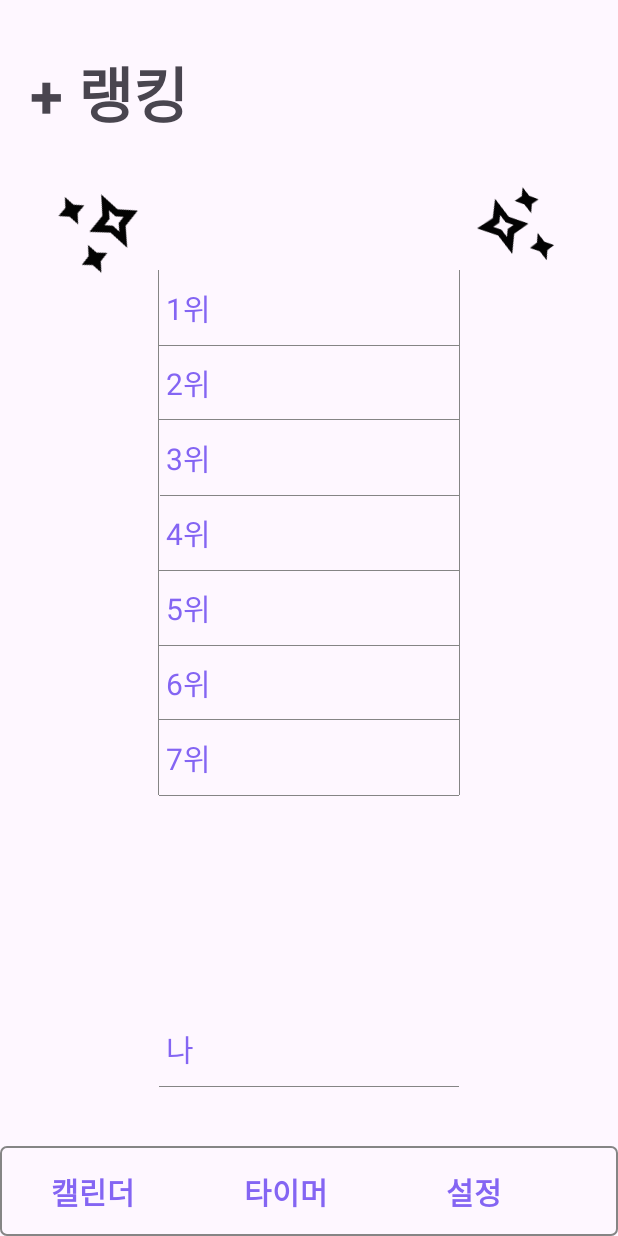
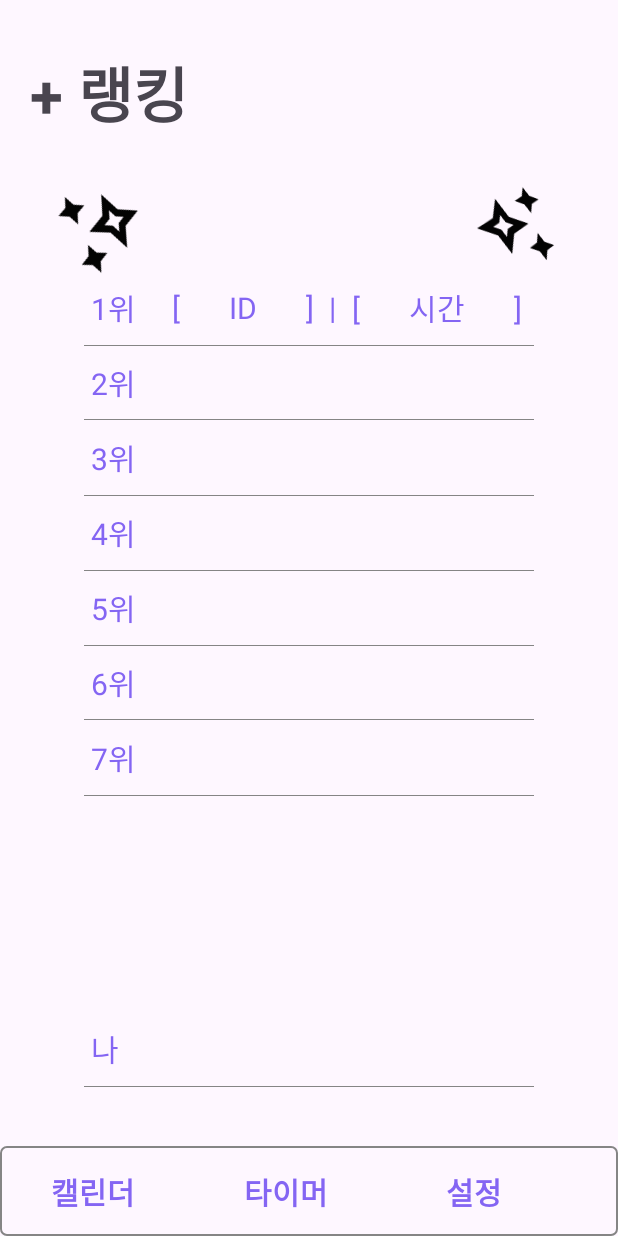
Before and after one commit to FirePotatoes/first_step_frontend, an Android app: the ranking screen opened directly, with no data from a screen before it, on a phone screen of 412 x 824 dp. Run offline under Robolectric (Android 15) with nearby library versions, the phone set to English and light mode, and no system bars.

Commit message:
design(raking, setting(aboutapp), timer): layout

```diff
--- a/app/src/main/java/com/example/firststep/calendar.kt
+++ b/app/src/main/java/com/example/firststep/calendar.kt
@@ -26,7 +26,6 @@ class calendar : AppCompatActivity() {
     lateinit var saveBtn: Button
     lateinit var diaryTextView: TextView
     lateinit var diaryContent: TextView
-    lateinit var title: TextView
     lateinit var contextEditText: EditText
 
 
@@ -42,10 +41,8 @@ class calendar : AppCompatActivity() {
         btn_delete = findViewById(R.id.btn_delete)
         btn_update = findViewById(R.id.btn_update)
         diaryContent = findViewById(R.id.diaryContent)
-        title = findViewById(R.id.title)
         contextEditText = findViewById(R.id.contextEditText)
 
-        title.text = "캘린더"
 
         CalendarView.setOnDateChangeListener { view, year, month, dayOfMonth ->
             diaryTextView.visibility = View.VISIBLE
--- a/app/src/main/res/layout/activity_account.xml
+++ b/app/src/main/res/layout/activity_account.xml
@@ -33,7 +33,7 @@
         android:id="@+id/settingTitleView2"
         android:layout_width="wrap_content"
         android:layout_height="0dp"
-        android:text="앱정보"
+        android:text="계정관리"
         android:textSize="30sp"
         android:textStyle="bold"
         app:layout_constraintBottom_toBottomOf="@+id/settingIcon2"
--- a/app/src/main/res/layout/activity_ranking.xml
+++ b/app/src/main/res/layout/activity_ranking.xml
@@ -6,65 +6,38 @@
     android:layout_height="match_parent"
     tools:context=".ranking">
 
-    <View
-        android:id="@+id/dividerLeft"
-        android:layout_width="0.1dp"
-        android:layout_height="350dp"
-        android:layout_gravity="center"
-        android:layout_marginTop="180dp"
-        android:layout_weight="1"
-        android:background="@color/grey"
-        app:layout_constraintEnd_toStartOf="@+id/tv_grade5"
-        app:layout_constraintTop_toTopOf="parent"
-        tools:ignore="MissingConstraints" />
-
-    <View
-        android:id="@+id/dividerRight"
-        android:layout_width="0.1dp"
-        android:layout_height="350dp"
-        android:layout_gravity="center"
-        android:layout_marginTop="180dp"
-        android:layout_weight="1"
-        android:background="@color/grey"
-        app:layout_constraintStart_toEndOf="@+id/divider4"
-        app:layout_constraintTop_toTopOf="parent"
-        tools:ignore="MissingConstraints" />
 
     <TextView
         android:id="@+id/tv_grade5"
-        android:layout_width="200dp"
+        android:layout_width="wrap_content"
         android:layout_height="50dp"
         android:backgroundTint="@color/toomyeong"
+        android:gravity="center_vertical"
         android:text=" 5위"
         android:textAlignment="textStart"
         android:textColor="@color/purple"
         android:textSize="20dp"
-        android:gravity="center_vertical"
-        app:layout_constraintEnd_toEndOf="@+id/tv_grade1"
-        app:layout_constraintHorizontal_bias="1.0"
         app:layout_constraintStart_toStartOf="@+id/tv_grade1"
         app:layout_constraintTop_toBottomOf="@+id/tv_grade4"
         tools:ignore="RtlCompat" />
 
     <TextView
         android:id="@+id/tv_grade6"
-        android:layout_width="200dp"
+        android:layout_width="wrap_content"
         android:layout_height="50dp"
         android:backgroundTint="@color/toomyeong"
+        android:gravity="center_vertical"
         android:text=" 6위"
         android:textAlignment="textStart"
         android:textColor="@color/purple"
         android:textSize="20dp"
-        android:gravity="center_vertical"
-        app:layout_constraintEnd_toEndOf="@+id/tv_grade1"
-        app:layout_constraintHorizontal_bias="1.0"
         app:layout_constraintStart_toStartOf="@+id/tv_grade1"
         app:layout_constraintTop_toBottomOf="@+id/tv_grade5"
         tools:ignore="RtlCompat" />
 
     <TextView
         android:id="@+id/tv_grade7"
-        android:layout_width="200dp"
+        android:layout_width="wrap_content"
         android:layout_height="50dp"
         android:backgroundTint="@color/toomyeong"
         android:text=" 7위"
@@ -79,12 +52,12 @@
 
     <TextView
         android:id="@+id/tv_grade8"
-        android:layout_width="200dp"
+        android:layout_width="wrap_content"
         android:layout_height="50dp"
         android:layout_marginBottom="40dp"
         android:backgroundTint="@color/toomyeong"
         android:gravity="center_vertical"
-        android:text=" 나"
+        android:text=" 나 "
         android:textAlignment="textStart"
         android:textColor="@color/purple"
         android:textSize="20dp"
@@ -134,7 +107,7 @@
 
     <View
         android:id="@+id/divider2"
-        android:layout_width="200dp"
+        android:layout_width="300dp"
         android:layout_height="0.1dp"
         android:layout_gravity="center"
         android:layout_weight="1"
@@ -146,7 +119,7 @@
         tools:ignore="MissingConstraints" />
     <View
         android:id="@+id/divider6"
-        android:layout_width="200dp"
+        android:layout_width="300dp"
         android:layout_height="0.1dp"
         android:layout_gravity="center"
         android:layout_weight="1"
@@ -159,23 +132,22 @@
 
     <TextView
         android:id="@+id/tv_grade1"
-        android:layout_width="200dp"
+        android:layout_width="wrap_content"
         android:layout_height="50dp"
         android:layout_marginTop="180dp"
         android:backgroundTint="@color/toomyeong"
+        android:gravity="center_vertical"
         android:text=" 1위"
-        android:gravity="center_vertical"
         android:textAlignment="textStart"
         android:textColor="@color/purple"
         android:textSize="20dp"
-        app:layout_constraintEnd_toEndOf="parent"
-        app:layout_constraintStart_toStartOf="parent"
+        app:layout_constraintStart_toStartOf="@+id/divider1"
         app:layout_constraintTop_toTopOf="parent"
         tools:ignore="RtlCompat" />
 
     <View
         android:id="@+id/divider1"
-        android:layout_width="200dp"
+        android:layout_width="300dp"
         android:layout_height="0.1dp"
         android:layout_gravity="center"
         android:layout_weight="1"
@@ -187,24 +159,24 @@
 
     <TextView
         android:id="@+id/tv_grade2"
-        android:layout_width="200dp"
+        android:layout_width="wrap_content"
         android:layout_height="50dp"
         android:backgroundTint="@color/toomyeong"
+        android:gravity="center_vertical"
         android:text=" 2위"
         android:textAlignment="textStart"
-        android:gravity="center_vertical"
         android:textColor="@color/purple"
         android:textSize="20dp"
-        app:layout_constraintEnd_toEndOf="@+id/tv_grade1"
         app:layout_constraintStart_toStartOf="@+id/tv_grade1"
-        app:layout_constraintTop_toBottomOf="@+id/tv_grade1" />
+        app:layout_constraintTop_toBottomOf="@+id/tv_grade1"
+        tools:ignore="RtlCompat" />
 
 
 
 
     <View
         android:id="@+id/divider3"
-        android:layout_width="200dp"
+        android:layout_width="300dp"
         android:layout_height="0.1dp"
         android:layout_gravity="center"
         android:layout_weight="1"
@@ -217,7 +189,7 @@
 
     <TextView
         android:id="@+id/tv_grade3"
-        android:layout_width="200dp"
+        android:layout_width="wrap_content"
         android:layout_height="50dp"
         android:backgroundTint="@color/toomyeong"
         android:text=" 3위"
@@ -228,65 +200,62 @@
         app:layout_constraintEnd_toEndOf="@+id/tv_grade1"
         app:layout_constraintHorizontal_bias="0.0"
         app:layout_constraintStart_toStartOf="@+id/tv_grade1"
-        app:layout_constraintTop_toBottomOf="@+id/tv_grade2" />
+        app:layout_constraintTop_toBottomOf="@+id/tv_grade2"
+        tools:ignore="RtlCompat" />
 
     <TextView
         android:id="@+id/tv_grade4"
-        android:layout_width="200dp"
+        android:layout_width="wrap_content"
         android:layout_height="50dp"
         android:backgroundTint="@color/toomyeong"
+        android:gravity="center_vertical"
         android:text=" 4위"
         android:textAlignment="textStart"
         android:textColor="@color/purple"
         android:textSize="20dp"
-        android:gravity="center_vertical"
-        app:layout_constraintEnd_toEndOf="@+id/tv_grade1"
         app:layout_constraintStart_toStartOf="@+id/tv_grade1"
-        app:layout_constraintTop_toBottomOf="@+id/tv_grade3" />
+        app:layout_constraintTop_toBottomOf="@+id/tv_grade3"
+        tools:ignore="RtlCompat" />
 
     <View
         android:id="@+id/divider5"
-        android:layout_width="200dp"
+        android:layout_width="300dp"
         android:layout_height="0.1dp"
         android:layout_gravity="center"
         android:layout_weight="1"
         android:background="@color/grey"
-        app:layout_constraintEnd_toEndOf="@+id/tv_grade5"
         app:layout_constraintStart_toStartOf="@+id/tv_grade5"
         app:layout_constraintTop_toBottomOf="@+id/tv_grade5"
         tools:ignore="MissingConstraints" />
 
     <View
         android:id="@+id/divider4"
-        android:layout_width="200dp"
+        android:layout_width="300dp"
         android:layout_height="0.1dp"
         android:layout_gravity="center"
         android:layout_weight="1"
         android:background="@color/grey"
-        app:layout_constraintEnd_toEndOf="@+id/tv_grade4"
         app:layout_constraintStart_toStartOf="@+id/tv_grade4"
-        app:layout_constraintTop_toBottomOf="@+id/tv_grade4"/>
+        app:layout_constraintTop_toBottomOf="@+id/tv_grade4" />
 
     <View
         android:id="@+id/divider7"
-        android:layout_width="200dp"
+        android:layout_width="300dp"
         android:layout_height="0.1dp"
         android:layout_gravity="center"
         android:layout_weight="1"
         android:background="@color/grey"
-        app:layout_constraintEnd_toEndOf="@+id/tv_grade7"
         app:layout_constraintStart_toStartOf="@+id/tv_grade7"
         app:layout_constraintTop_toBottomOf="@+id/tv_grade7"
         tools:ignore="MissingConstraints" />
 
     <View
         android:id="@+id/divider8"
-        android:layout_width="200dp"
+        android:layout_width="300dp"
         android:layout_height="0.1dp"
         android:layout_gravity="center"
         android:layout_weight="1"
         android:background="@color/grey"
-        app:layout_constraintEnd_toEndOf="@+id/tv_grade7"
         app:layout_constraintStart_toStartOf="@+id/tv_grade7"
         app:layout_constraintTop_toBottomOf="@+id/tv_grade8"
         tools:ignore="MissingConstraints" />
@@ -347,4 +316,48 @@
         app:layout_constraintStart_toEndOf="@+id/btn_timer"
         app:layout_constraintTop_toTopOf="@+id/bottomBar" />
 
+    <TextView
+        android:id="@+id/textView7"
+        android:layout_width="wrap_content"
+        android:layout_height="50dp"
+        android:layout_marginStart="24dp"
+        android:gravity="center_vertical"
+        android:text="[       ID       ]"
+        android:textAlignment="textStart"
+        android:textColor="@color/purple"
+        android:textSize="20dp"
+        app:layout_constraintBottom_toBottomOf="@+id/tv_grade1"
+        app:layout_constraintStart_toEndOf="@+id/tv_grade1"
+        app:layout_constraintTop_toTopOf="@+id/tv_grade1"
+        app:layout_constraintVertical_bias="0.0"
+        tools:ignore="RtlCompat" />
+
+    <TextView
+        android:id="@+id/textView13"
+        android:layout_width="wrap_content"
+        android:layout_height="50dp"
+        android:layout_marginStart="25dp"
+        android:gravity="center_vertical"
+        android:text="[       시간       ]"
+        android:textAlignment="textStart"
+        android:textColor="@color/purple"
+        android:textSize="20dp"
+        app:layout_constraintStart_toEndOf="@+id/textView7"
+        app:layout_constraintTop_toTopOf="@+id/textView14"
+        tools:ignore="RtlCompat" />
+
+    <TextView
+        android:id="@+id/textView14"
+        android:layout_width="wrap_content"
+        android:layout_height="50dp"
+        android:layout_marginStart="10dp"
+        android:gravity="center_vertical"
+        android:text="|"
+        android:textAlignment="textStart"
+        android:textColor="@color/purple"
+        android:textSize="20dp"
+        app:layout_constraintStart_toEndOf="@+id/textView7"
+        app:layout_constraintTop_toTopOf="@+id/textView7"
+        tools:ignore="RtlCompat" />
+
 </androidx.constraintlayout.widget.ConstraintLayout>
--- a/app/src/main/res/values/colors.xml
+++ b/app/src/main/res/values/colors.xml
@@ -12,7 +12,7 @@
     <color name="btn_calendar">#E91E63</color>
     <color name="button">#FF0000</color>
     <color name= "text">#FF0000</color>
-    <color name= "red">#FFD700</color>
+    <color name= "red">#FF0000</color>
     <color name= "grey">#858585</color>
     <color name= "blue">#0000FF</color>
     <color name= "purple">#8465F3</color>
```
Also changed, not shown: app/src/main/java/com/example/firststep/settings.kt (+0 -8 lines), app/src/main/res/layout/activity_aboutapp.xml (+102 -51 lines), app/src/main/res/layout/activity_calendar.xml (+38 -39 lines), app/src/main/res/layout/activity_settings.xml (+2 -28 lines).
